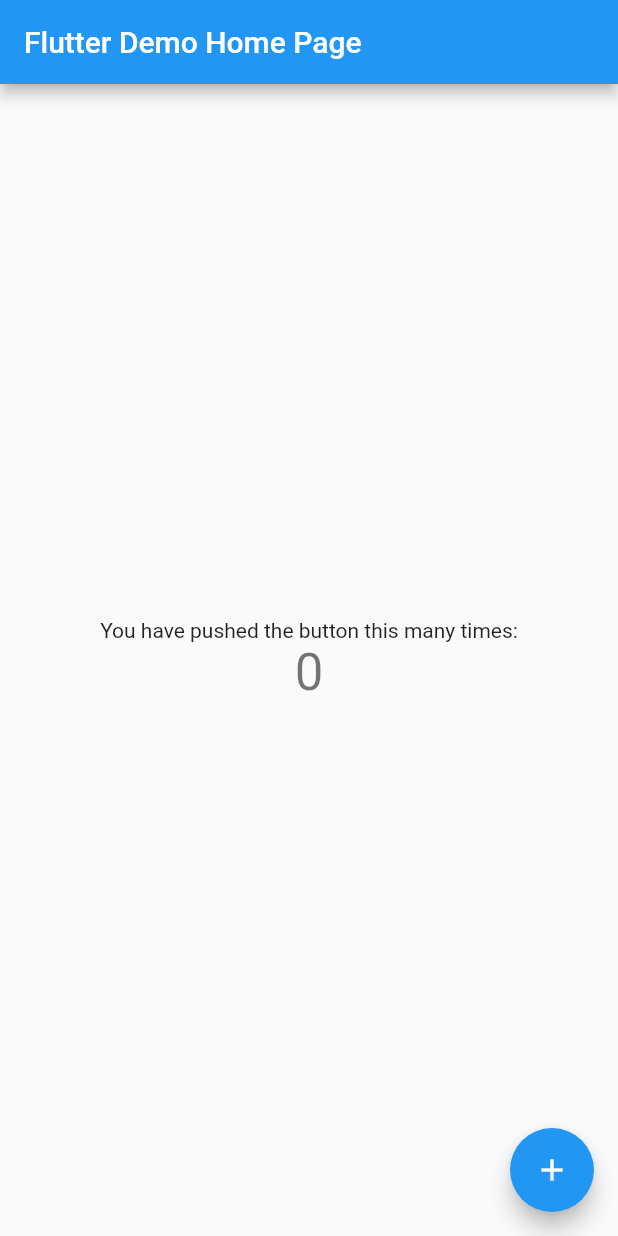
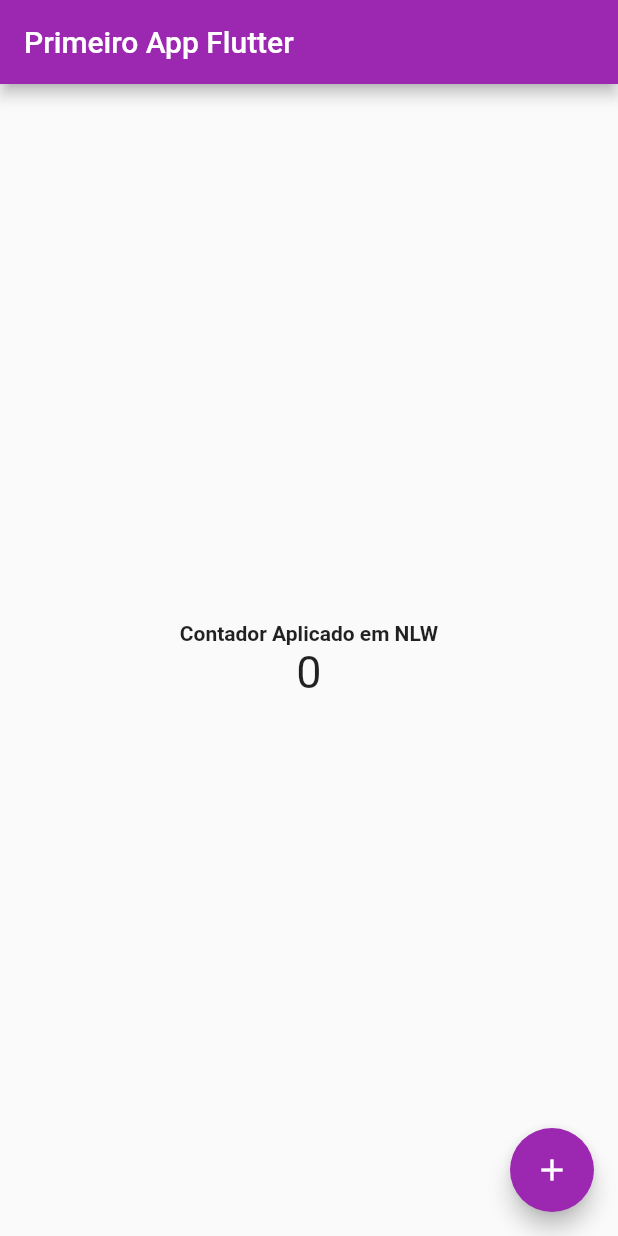
Before and after one commit to ErisvaldoCorreia/PayFlowApp, a Flutter app: the screen it shows after launch, on a phone screen of 412 x 824 dp. Run offline on Flutter 3.47's test engine with Material 2 defaults, Android fonts, the phone set to English and light mode, and no system bars.

Commit message:
feat: limpeza de codigo e analise

```diff
--- a/lib/main.dart
+++ b/lib/main.dart
@@ -9,42 +9,18 @@ class MyApp extends StatelessWidget {
   @override
   Widget build(BuildContext context) {
     return MaterialApp(
-      title: 'Flutter Demo',
+      title: 'PayFlow',
       theme: ThemeData(
-        // This is the theme of your application.
-        //
-        // Try running your application with "flutter run". You'll see the
-        // application has a blue toolbar. Then, without quitting the app, try
-        // changing the primarySwatch below to Colors.green and then invoke
-        // "hot reload" (press "r" in the console where you ran "flutter run",
-        // or simply save your changes to "hot reload" in a Flutter IDE).
-        // Notice that the counter didn't reset back to zero; the application
-        // is not restarted.
-        primarySwatch: Colors.blue,
-        // This makes the visual density adapt to the platform that you run
-        // the app on. For desktop platforms, the controls will be smaller and
-        // closer together (more dense) than on mobile platforms.
+        primarySwatch: Colors.purple,
         visualDensity: VisualDensity.adaptivePlatformDensity,
       ),
-      home: MyHomePage(title: 'Flutter Demo Home Page'),
+      debugShowCheckedModeBanner: false,
+      home: MyHomePage(),
     );
   }
 }
 
 class MyHomePage extends StatefulWidget {
-  MyHomePage({Key key, this.title}) : super(key: key);
-
-  // This widget is the home page of your application. It is stateful, meaning
-  // that it has a State object (defined below) that contains fields that affect
-  // how it looks.
-
-  // This class is the configuration for the state. It holds the values (in this
-  // case the title) provided by the parent (in this case the App widget) and
-  // used by the build method of the State. Fields in a Widget subclass are
-  // always marked "final".
-
-  final String title;
-
   @override
   _MyHomePageState createState() => _MyHomePageState();
 }
@@ -54,55 +30,27 @@ class _MyHomePageState extends State<MyHomePage> {
 
   void _incrementCounter() {
     setState(() {
-      // This call to setState tells the Flutter framework that something has
-      // changed in this State, which causes it to rerun the build method below
-      // so that the display can reflect the updated values. If we changed
-      // _counter without calling setState(), then the build method would not be
-      // called again, and so nothing would appear to happen.
       _counter++;
     });
   }
 
   @override
   Widget build(BuildContext context) {
-    // This method is rerun every time setState is called, for instance as done
-    // by the _incrementCounter method above.
-    //
-    // The Flutter framework has been optimized to make rerunning build methods
-    // fast, so that you can just rebuild anything that needs updating rather
-    // than having to individually change instances of widgets.
     return Scaffold(
       appBar: AppBar(
-        // Here we take the value from the MyHomePage object that was created by
-        // the App.build method, and use it to set our appbar title.
-        title: Text(widget.title),
+        title: Text('Primeiro App Flutter'),
       ),
       body: Center(
-        // Center is a layout widget. It takes a single child and positions it
-        // in the middle of the parent.
         child: Column(
-          // Column is also a layout widget. It takes a list of children and
-          // arranges them vertically. By default, it sizes itself to fit its
-          // children horizontally, and tries to be as tall as its parent.
-          //
-          // Invoke "debug painting" (press "p" in the console, choose the
-          // "Toggle Debug Paint" action from the Flutter Inspector in Android
-          // Studio, or the "Toggle Debug Paint" command in Visual Studio Code)
-          // to see the wireframe for each widget.
-          //
-          // Column has various properties to control how it sizes itself and
-          // how it positions its children. Here we use mainAxisAlignment to
-          // center the children vertically; the main axis here is the vertical
-          // axis because Columns are vertical (the cross axis would be
-          // horizontal).
           mainAxisAlignment: MainAxisAlignment.center,
           children: <Widget>[
             Text(
-              'You have pushed the button this many times:',
+              'Contador Aplicado em NLW',
+              style: TextStyle(fontWeight: FontWeight.bold),
             ),
             Text(
               '$_counter',
-              style: Theme.of(context).textTheme.headline4,
+              style: TextStyle(fontSize: 30),
             ),
           ],
         ),
@@ -111,7 +59,7 @@ class _MyHomePageState extends State<MyHomePage> {
         onPressed: _incrementCounter,
         tooltip: 'Increment',
         child: Icon(Icons.add),
-      ), // This trailing comma makes auto-formatting nicer for build methods.
+      ),
     );
   }
 }
```
